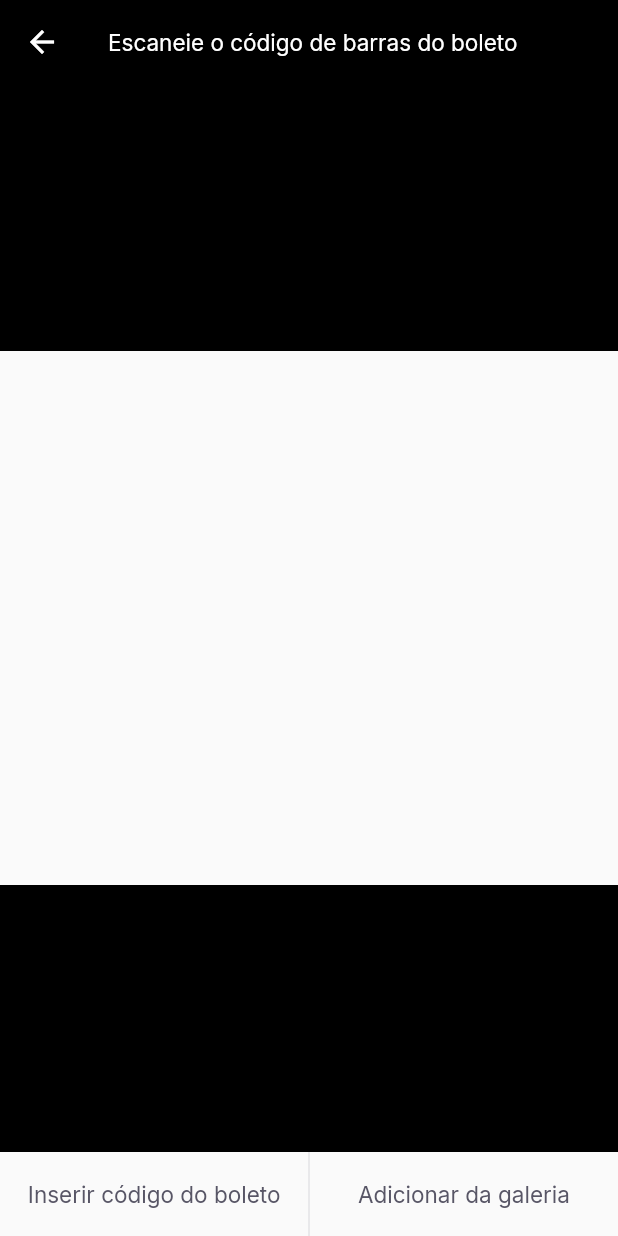
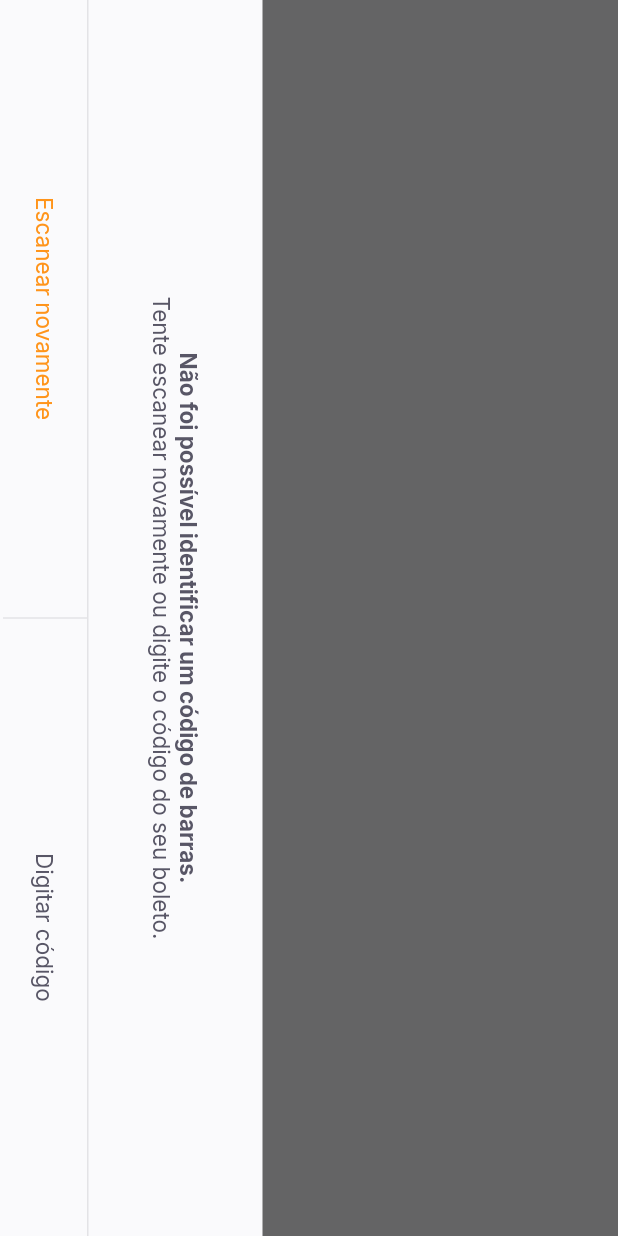
Before and after one commit to hpzynha/payflow, a Flutter app: the BarcodeScannerPage screen opened by its route, on a phone screen of 412 x 824 dp. Run offline on Flutter 3.47's test engine with Material 2 defaults, Android fonts, the phone set to English and light mode, and no system bars; our stand-ins replace firebase_core, google_fonts, google_sign_in, shared_preferences; accounts and stored records are empty.

Commit message:
aula 4 55min

```diff
--- a/lib/modules/barcode_scanner/barcode_scanner_page.dart
+++ b/lib/modules/barcode_scanner/barcode_scanner_page.dart
@@ -1,8 +1,7 @@
 import 'package:flutter/material.dart';
 import 'package:payflow/shared/themes/app_colors.dart';
 import 'package:payflow/shared/themes/app_text_styles.dart';
-import 'package:payflow/shared/widgets/divider_vertical/divider_vertical_widget.dart';
-import 'package:payflow/shared/widgets/label_button/labels_button.dart';
+import 'package:payflow/shared/widgets/bottom_sheet/bottom_sheet_widget.dart';
 import 'package:payflow/shared/widgets/set_label_buttons/set_label_buttons.dart';
 
 class BarcodeScannerPage extends StatefulWidget {
@@ -15,13 +14,28 @@ class BarcodeScannerPage extends StatefulWidget {
 class _BarcodeScannerPageState extends State<BarcodeScannerPage> {
   @override
   Widget build(BuildContext context) {
-    return Scaffold(
+    return BottomSheetWidget(
+      title: "Não foi possível identificar um código de barras.",
+      subtitle: "Tente escanear novamente ou digite o código do seu boleto.",
+      primaryLabel: "Escanear novamente",
+      primaryOnPressed: () {},
+      secondaryLabel: "Digitar código",
+      secondaryOnpressed: () {},
+    );
+    return SafeArea(
+      top: true,
+      bottom: true,
+      left: true,
+      child: RotatedBox(
+        quarterTurns: 1,
+        child: Scaffold(
           appBar: AppBar(
             backgroundColor: Colors.black,
             title: Text(
               "Escaneie o código de barras do boleto",
               style: TextStyles.buttonBackground,
             ),
+            centerTitle: true,
             leading: BackButton(
               color: AppColors.background,
             ),
@@ -30,7 +44,7 @@ class _BarcodeScannerPageState extends State<BarcodeScannerPage> {
             children: [
               Expanded(
                 child: Container(
-              color: Colors.black,
+                  color: Colors.black.withOpacity(0.6),
                 ),
               ),
               Expanded(
@@ -41,7 +55,7 @@ class _BarcodeScannerPageState extends State<BarcodeScannerPage> {
               ),
               Expanded(
                 child: Container(
-              color: Colors.black,
+                  color: Colors.black.withOpacity(0.6),
                 ),
               )
             ],
@@ -52,6 +66,8 @@ class _BarcodeScannerPageState extends State<BarcodeScannerPage> {
             secondaryLabel: "Adicionar da galeria",
             secondaryOnpressed: () {},
           ),
+        ),
+      ),
     );
   }
 }
--- a/lib/shared/app_widget.dart
+++ b/lib/shared/app_widget.dart
@@ -1,5 +1,5 @@
 import 'package:flutter/material.dart';
-import 'package:google_ml_kit/google_ml_kit.dart';
+import 'package:flutter/services.dart';
 import 'package:payflow/modules/barcode_scanner/barcode_scanner_page.dart';
 import 'package:payflow/modules/home/home_page.dart';
 import 'package:payflow/modules/login/login_page.dart';
@@ -7,6 +7,13 @@ import 'package:payflow/modules/splash/splash_page.dart';
 import 'themes/app_colors.dart';
 
 class AppWidget extends StatelessWidget {
+  AppWidget() {
+    SytemChrome.setPreferredOrientations([
+      DeviceOrientation.portraitDown,
+      DeviceOrientation.portraitUp,
+    ]);
+  }
+
   @override
   Widget build(BuildContext context) {
     return MaterialApp(
@@ -23,3 +30,7 @@ class AppWidget extends StatelessWidget {
     );
   }
 }
+
+class SytemChrome {
+  static void setPreferredOrientations(List<DeviceOrientation> list) {}
+}
--- /dev/null
+++ b/lib/shared/widgets/bottom_sheet/bottom_sheet_widget.dart
@@ -0,0 +1,75 @@
+import 'package:flutter/material.dart';
+
+import 'package:payflow/shared/themes/app_colors.dart';
+import 'package:payflow/shared/themes/app_text_styles.dart';
+import 'package:payflow/shared/widgets/set_label_buttons/set_label_buttons.dart';
+
+class BottomSheetWidget extends StatelessWidget {
+  final String primaryLabel;
+  final VoidCallback primaryOnPressed;
+  final String secondaryLabel;
+  final VoidCallback secondaryOnpressed;
+  final String title;
+  final String subtitle;
+  const BottomSheetWidget({
+    Key? key,
+    required this.primaryLabel,
+    required this.primaryOnPressed,
+    required this.secondaryLabel,
+    required this.secondaryOnpressed,
+    required this.title,
+    required this.subtitle,
+  }) : super(key: key);
+
+  @override
+  Widget build(BuildContext context) {
+    return SafeArea(
+      child: RotatedBox(
+        quarterTurns: 1,
+        child: Material(
+          child: Container(
+            color: AppColors.shape,
+            child: Column(
+              children: [
+                Expanded(
+                    child: Container(
+                  color: Colors.black.withOpacity(0.6),
+                )),
+                Column(
+                  children: [
+                    Padding(
+                      padding: const EdgeInsets.all(40),
+                      child: Text.rich(
+                        TextSpan(
+                            text: title,
+                            style: TextStyles.buttonBoldHeading,
+                            children: [
+                              TextSpan(
+                                  text: "\n$subtitle",
+                                  style: TextStyles.buttonHeading),
+                            ]),
+                        textAlign: TextAlign.center,
+                      ),
+                    ),
+                    Container(
+                      height: 1,
+                      color: AppColors.stroke,
+                    ),
+                    SetLabelButons(
+                      enablePrimaryColor: true,
+                      primaryLabel: primaryLabel,
+                      primaryOnPressed: primaryOnPressed,
+                      secondaryLabel: secondaryLabel,
+                      secondaryOnpressed: secondaryOnpressed,
+                    ),
+                    SizedBox(height: 2),
+                  ],
+                ),
+              ],
+            ),
+          ),
+        ),
+      ),
+    );
+  }
+}
--- a/lib/shared/widgets/label_button/labels_button.dart
+++ b/lib/shared/widgets/label_button/label_button.dart
@@ -1,13 +1,16 @@
 import 'package:flutter/material.dart';
+
 import 'package:payflow/shared/themes/app_text_styles.dart';
 
 class LabelButton extends StatelessWidget {
   final String label;
   final VoidCallback onPressed;
+  final TextStyle? style;
   const LabelButton({
     Key? key,
     required this.label,
     required this.onPressed,
+    this.style,
   }) : super(key: key);
 
   @override
@@ -18,7 +21,7 @@ class LabelButton extends StatelessWidget {
         onPressed: onPressed,
         child: Text(
           label,
-          style: TextStyles.buttonHeading,
+          style: style ?? TextStyles.buttonHeading,
         ),
       ),
     );
--- a/lib/shared/widgets/set_label_buttons/set_label_buttons.dart
+++ b/lib/shared/widgets/set_label_buttons/set_label_buttons.dart
@@ -1,19 +1,21 @@
 import 'package:flutter/material.dart';
-
+import 'package:payflow/shared/themes/app_text_styles.dart';
 import 'package:payflow/shared/widgets/divider_vertical/divider_vertical_widget.dart';
-import 'package:payflow/shared/widgets/label_button/labels_button.dart';
+import 'package:payflow/shared/widgets/label_button/label_button.dart';
 
 class SetLabelButons extends StatelessWidget {
   final String primaryLabel;
   final VoidCallback primaryOnPressed;
   final String secondaryLabel;
   final VoidCallback secondaryOnpressed;
+  final bool enablePrimaryColor;
   const SetLabelButons({
     Key? key,
     required this.primaryLabel,
     required this.primaryOnPressed,
     required this.secondaryLabel,
     required this.secondaryOnpressed,
+    this.enablePrimaryColor = false,
   }) : super(key: key);
 
   @override
@@ -26,6 +28,7 @@ class SetLabelButons extends StatelessWidget {
             child: LabelButton(
               label: primaryLabel,
               onPressed: primaryOnPressed,
+              style: enablePrimaryColor ? TextStyles.buttonPrimary : null,
             ),
           ),
           DividerVerticalWidget(),
```
Lines whose indentation alone changed are shown as unchanged.
